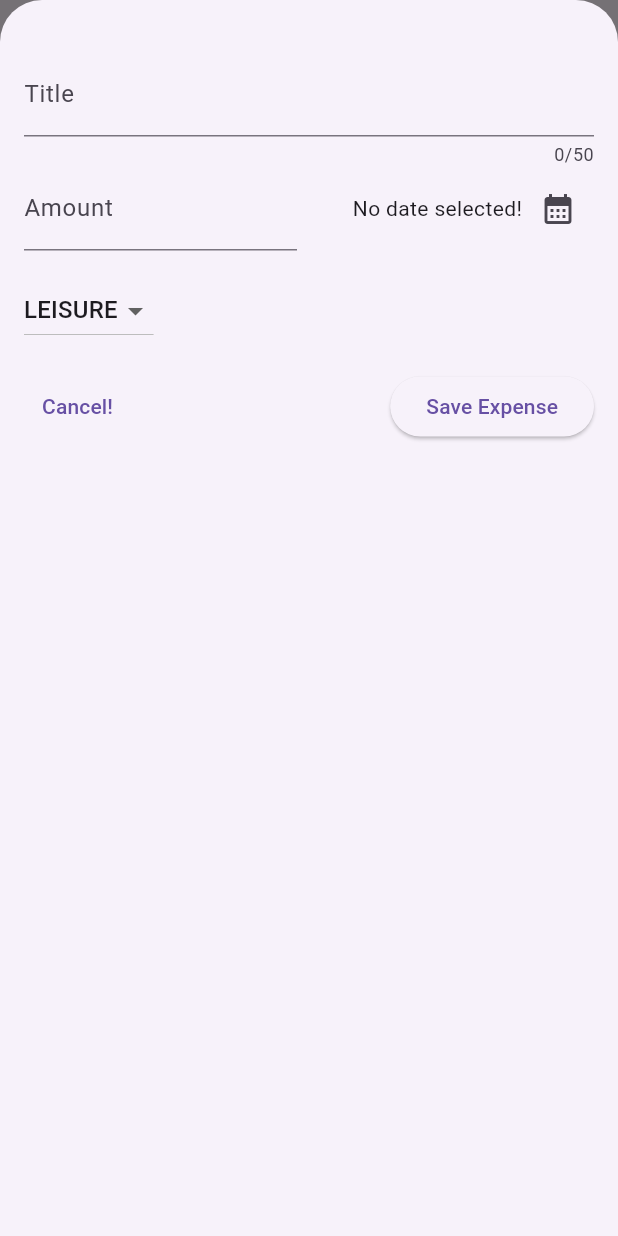
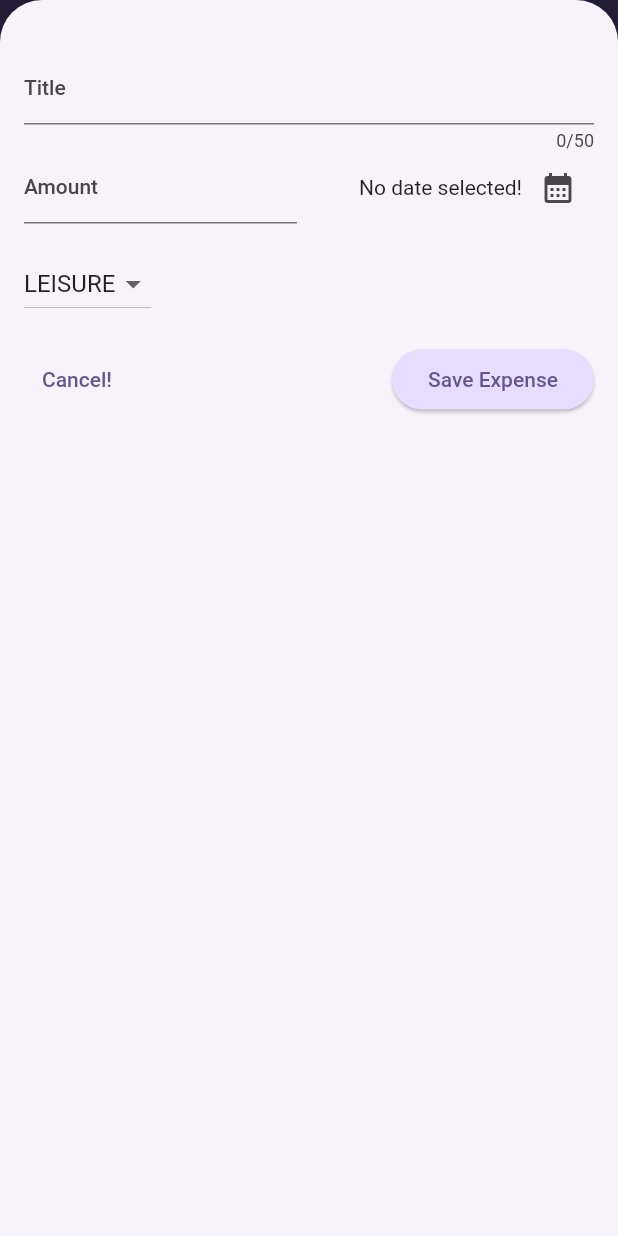
Before and after one commit to vinhgiang/expense_tracker, a Flutter app: the screen it shows after launch, after a tap on the "add" icon, on a phone screen of 412 x 824 dp. Run offline on Flutter 3.47's test engine with Material 2 defaults, Android fonts, the phone set to English and light mode, and no system bars.

Commit message:
add styling

```diff
--- a/lib/main.dart
+++ b/lib/main.dart
@@ -1,10 +1,54 @@
 import 'package:expense_tracker/widgets/expenses.dart';
 import 'package:flutter/material.dart';
+
+// prefix lowercase k is a convention for global var
+var kColorScheme = ColorScheme.fromSeed(
+  seedColor: const Color.fromARGB(255, 96, 59, 181),
+);
+
+var kDarkColorScheme = ColorScheme.fromSeed(
+  brightness: Brightness.dark, // config the seed to generate dark colors
+  seedColor: const Color.fromARGB(255, 5, 99, 125),
+);
 
 void main() {
   runApp(
     MaterialApp(
-      theme: ThemeData(useMaterial3: true),
+      darkTheme: ThemeData.dark().copyWith(
+        useMaterial3: true,
+        colorScheme: kDarkColorScheme,
+        elevatedButtonTheme: ElevatedButtonThemeData(
+          style: ElevatedButton.styleFrom(
+            backgroundColor: kDarkColorScheme.primaryContainer,
+            foregroundColor: kDarkColorScheme.onPrimaryContainer,
+          ),
+        ),
+      ),
+      theme: ThemeData().copyWith(
+        useMaterial3: true,
+        colorScheme: kColorScheme,
+        appBarTheme: const AppBarTheme().copyWith(
+          backgroundColor: kColorScheme.onPrimaryContainer,
+          foregroundColor: kColorScheme.primaryContainer,
+        ),
+        cardTheme: const CardTheme().copyWith(
+          color: kColorScheme.secondaryContainer,
+          margin: const EdgeInsets.symmetric(horizontal: 16, vertical: 8),
+        ),
+        elevatedButtonTheme: ElevatedButtonThemeData(
+          style: ElevatedButton.styleFrom(
+            backgroundColor: kColorScheme.primaryContainer,
+          ),
+        ),
+        textTheme: ThemeData().textTheme.copyWith(
+              titleLarge: TextStyle(
+                fontWeight: FontWeight.bold,
+                color: kColorScheme.onSecondaryContainer,
+                fontSize: 16,
+              ),
+            ),
+      ),
+      themeMode: ThemeMode.system, // will change the theme based on OS setting
       home: const Expenses(),
     ),
   );
--- a/lib/widgets/expenses_list/expense_item.dart
+++ b/lib/widgets/expenses_list/expense_item.dart
@@ -15,8 +15,12 @@ class ExpenseItem extends StatelessWidget {
           vertical: 16,
         ),
         child: Column(
+          crossAxisAlignment: CrossAxisAlignment.start,
           children: [
-            Text(expense.title),
+            Text(
+              expense.title,
+              style: Theme.of(context).textTheme.titleLarge,
+            ),
             const SizedBox(
               height: 5,
             ),
--- a/lib/widgets/expenses_list/expenses_list.dart
+++ b/lib/widgets/expenses_list/expenses_list.dart
@@ -18,6 +18,10 @@ class ExpensesList extends StatelessWidget {
       itemCount: expenses.length,
       itemBuilder: (context, index) => Dismissible(
         key: ValueKey(expenses[index]),
+        background: Container(
+          color: Theme.of(context).colorScheme.error.withOpacity(0.75),
+          margin: Theme.of(context).cardTheme.margin,
+        ),
         onDismissed: (direction) {
           onRemoveExpense(expenses[index]);
         },
```
